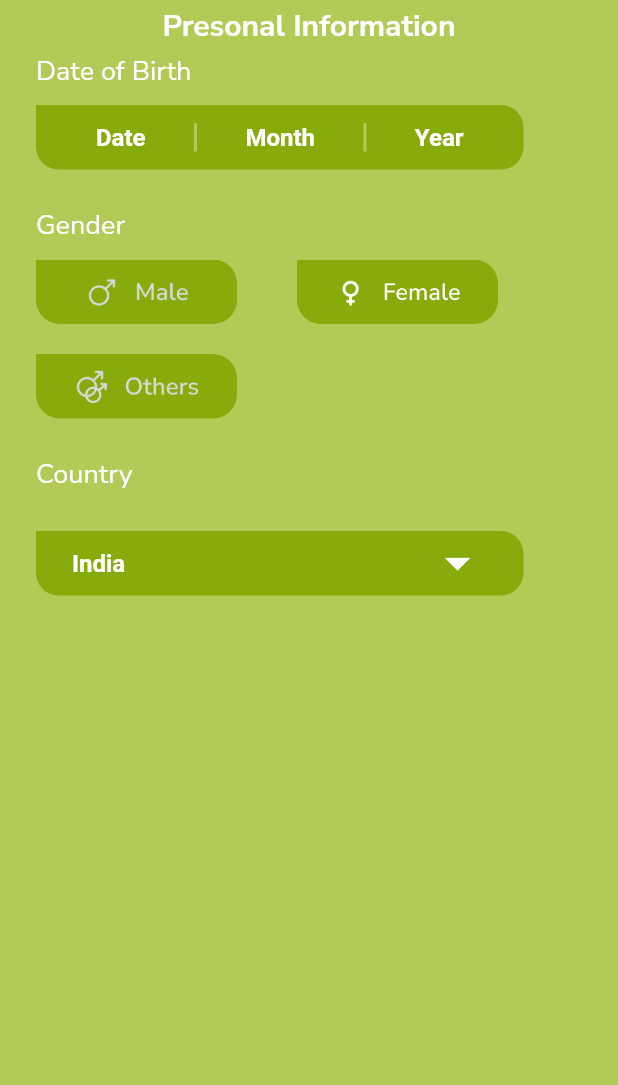
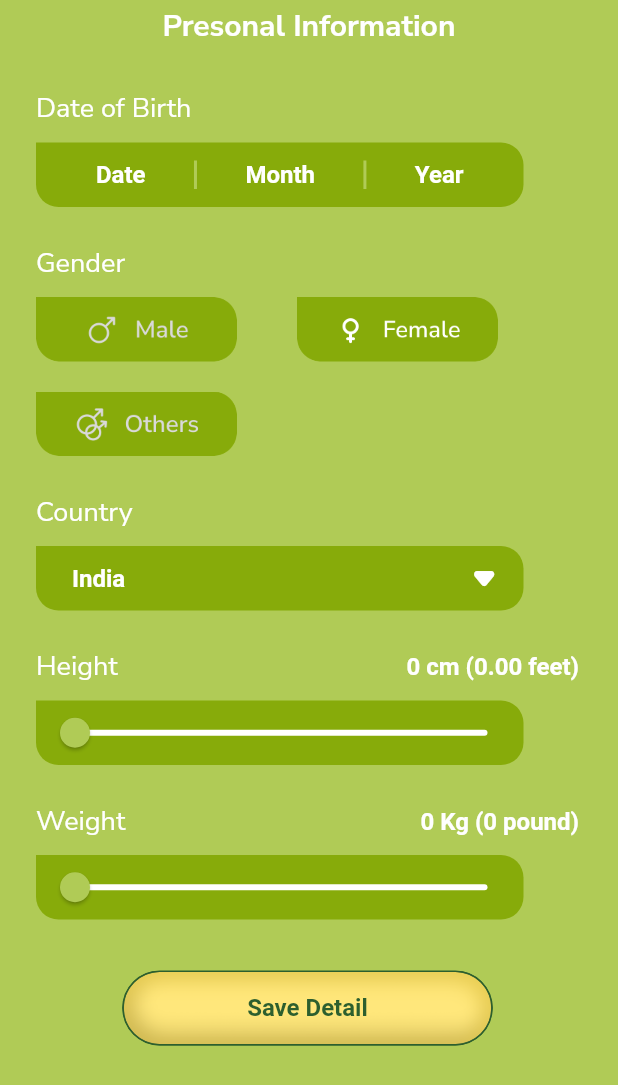
Before and after one commit to amanwebmobril/FindYourlove, a Flutter app: the PresonalInformation screen opened directly, on a phone screen of 412 x 824 dp. Shown: the top 1085 px of the screen. Run offline on Flutter 3.47's test engine with Material 2 defaults, Android fonts, the phone set to English and light mode, and no system bars; our stand-ins replace intl_phone_field, shared_preferences; accounts and stored records are empty; Roboto replaces fonts that are missing (Quicksand).

```diff
--- a/lib/features/auth/design/login.dart
+++ b/lib/features/auth/design/login.dart
@@ -47,7 +47,7 @@ class _LoginPageState extends State<LoginPage> {
     return Scaffold(
       body: SingleChildScrollView(
         child: Container(
-          height: 800,
+          height: MediaQuery.of(context).size.height * 1.04,
           width: MediaQuery.of(context).size.width,
           decoration: const BoxDecoration(
             image: DecorationImage(
--- a/lib/features/profileSetup/design/personalInfo.dart
+++ b/lib/features/profileSetup/design/personalInfo.dart
@@ -3,6 +3,9 @@ import 'package:findyourlove/components/apptext.dart';
 import 'package:findyourlove/components/apptext_bold.dart';
 import 'package:findyourlove/components/apptext_semibold.dart';
 import 'package:findyourlove/components/helpers/appcolor.dart';
+import 'package:findyourlove/components/helpers/button.dart';
+import 'package:findyourlove/components/icons.dart';
+import 'package:findyourlove/features/profileSetup/design/uploadPhoto.dart';
 import 'package:flutter/material.dart';
 
 class PresonalInformation extends StatefulWidget {
@@ -16,8 +19,17 @@ class _PresonalInformationState extends State<PresonalInformation> {
   bool maleSelected = true;
   bool femaleSelected = true;
   bool othersSelected = true;
+  double _currentSliderHeight = 0;
+  double _currentSliderWeight = 0;
+
+  double feet = 0;
   @override
   Widget build(BuildContext context) {
+    int kg = _currentSliderWeight.toInt();
+    double pound = _currentSliderWeight * 2.205;
+    int _pound = pound.toInt();
+    int cm = _currentSliderHeight.toInt();
+    double feet = _currentSliderHeight / 30.48;
     return Scaffold(
         backgroundColor: HexColor("#B0CB56"),
         appBar: PreferredSize(
@@ -28,7 +40,8 @@ class _PresonalInformationState extends State<PresonalInformation> {
               text: "Presonal Information",
               color: Colors.white,
             ))),
-        body: Container(
+        body: SafeArea(
+          child: Container(
             color: HexColor("#B0CB56"),
             height: double.maxFinite,
             width: double.maxFinite,
@@ -37,6 +50,9 @@ class _PresonalInformationState extends State<PresonalInformation> {
               child: Column(
                 crossAxisAlignment: CrossAxisAlignment.start,
                 children: [
+                  const SizedBox(
+                    height: 25,
+                  ),
                   AppText(
                     size: 18,
                     text: "Date of Birth",
@@ -114,8 +130,8 @@ class _PresonalInformationState extends State<PresonalInformation> {
                                           "assets/genderUnselected.png"),
                                       fit: BoxFit.fill)
                                   : const DecorationImage(
-                                    image:
-                                        AssetImage("assets/genderSelected.png"),
+                                      image: AssetImage(
+                                          "assets/genderSelected.png"),
                                       fit: BoxFit.fill),
                               borderRadius: const BorderRadius.only(
                                   bottomLeft: Radius.circular(15),
@@ -149,8 +165,8 @@ class _PresonalInformationState extends State<PresonalInformation> {
                                           "assets/genderUnselected.png"),
                                       fit: BoxFit.fill)
                                   : const DecorationImage(
-                                    image:
-                                        AssetImage("assets/genderSelected.png"),
+                                      image: AssetImage(
+                                          "assets/genderSelected.png"),
                                       fit: BoxFit.fill),
                               borderRadius: const BorderRadius.only(
                                   bottomLeft: Radius.circular(15),
@@ -186,7 +202,8 @@ class _PresonalInformationState extends State<PresonalInformation> {
                                       AssetImage("assets/genderUnselected.png"),
                                   fit: BoxFit.fill)
                               : const DecorationImage(
-                                image: AssetImage("assets/genderSelected.png"),
+                                  image:
+                                      AssetImage("assets/genderSelected.png"),
                                   fit: BoxFit.fill),
                           borderRadius: const BorderRadius.only(
                               bottomLeft: Radius.circular(15),
@@ -201,7 +218,7 @@ class _PresonalInformationState extends State<PresonalInformation> {
                   ),
                   const SizedBox(height: 25),
                   AppText(size: 18, text: "Country", color: Colors.white),
-                const SizedBox(height: 25),
+                  const SizedBox(height: 10),
                   GestureDetector(
                     onTap: () {},
                     child: Container(
@@ -222,15 +239,137 @@ class _PresonalInformationState extends State<PresonalInformation> {
                               AppTextSemiBold(
                                   size: 16, text: "India", color: Colors.white),
                               const Icon(
-                              Icons.arrow_drop_down,
+                                MyFlutterApp.dropdown,
                                 color: Colors.white,
-                              size: 40,
+                                size: 10,
                               )
                             ],
                           ),
                         )),
                   ),
+                  const SizedBox(height: 25),
+                  Row(
+                    children: [
+                      AppText(
+                        size: 18,
+                        text: "Height",
+                        color: Colors.white,
+                      ),
+                      Spacer(),
+                      AppTextSemiBold(
+                        size: 16,
+                        text: cm.toString(),
+                        color: Colors.white,
+                      ),
+                      AppTextSemiBold(
+                        size: 16,
+                        text: " cm ",
+                        color: Colors.white,
+                      ),
+                      AppTextSemiBold(
+                        size: 16,
+                        text: "(${feet.toStringAsFixed(2)}",
+                        color: Colors.white,
+                      ),
+                      AppTextSemiBold(
+                        size: 16,
+                        text: " feet)",
+                        color: Colors.white,
+                      )
                     ],
+                  ),
+                  const SizedBox(height: 10),
+                  Container(
+                    height: 43,
+                    width: 325,
+                    decoration: BoxDecoration(
+                        color: HexColor("#87AB0A"),
+                        borderRadius: const BorderRadius.only(
+                            topRight: Radius.circular(15),
+                            bottomLeft: Radius.circular(15),
+                            bottomRight: Radius.circular(15))),
+                    child: Slider(
+                      activeColor: HexColor("#B0CB56"),
+                      value: _currentSliderHeight,
+                      inactiveColor: Colors.white,
+                      max: 300,
+                      divisions: 300,
+                      // label: _currentSliderValue.round().toString(),
+                      onChanged: (double value) {
+                        setState(() {
+                          _currentSliderHeight = value;
+                        });
+                      },
+                    ),
+                  ),
+                  const SizedBox(height: 25),
+                  Row(
+                    children: [
+                      AppText(
+                        size: 18,
+                        text: "Weight",
+                        color: Colors.white,
+                      ),
+                      const Spacer(),
+                      AppTextSemiBold(
+                        size: 16,
+                        text: kg.toString(),
+                        color: Colors.white,
+                      ),
+                      AppTextSemiBold(
+                        size: 16,
+                        text: " Kg ",
+                        color: Colors.white,
+                      ),
+                      AppTextSemiBold(
+                        size: 16,
+                        text: "(${_pound.toString()}",
+                        color: Colors.white,
+                      ),
+                      AppTextSemiBold(
+                        size: 16,
+                        text: " pound)",
+                        color: Colors.white,
+                      )
+                    ],
+                  ),
+                  const SizedBox(height: 10),
+                  Container(
+                    height: 43,
+                    width: 325,
+                    decoration: BoxDecoration(
+                        color: HexColor("#87AB0A"),
+                        borderRadius: const BorderRadius.only(
+                            topRight: Radius.circular(15),
+                            bottomLeft: Radius.circular(15),
+                            bottomRight: Radius.circular(15))),
+                    child: Slider(
+                      activeColor: HexColor("#B0CB56"),
+                      value: _currentSliderWeight,
+                      inactiveColor: Colors.white,
+                      max: 200,
+                      divisions: 200,
+                      // label: _currentSliderValue.round().toString(),
+                      onChanged: (double value) {
+                        setState(() {
+                          _currentSliderWeight = value;
+                        });
+                      },
+                    ),
+                  ),
+                  const SizedBox(height: 34),
+                  Align(
+                    alignment: Alignment.center,
+                    child: AppButton(
+                        btnName: "Save Detail",
+                        onPressed: () => Navigator.push(
+                            context,
+                            MaterialPageRoute(
+                                builder: (context) => const UploadPicture())),
+                        width: 247),
+                  ),
+                ],
+              ),
             ),
           ),
         ));
```
Also changed, not shown: lib/features/profileSetup/design/uploadPhoto.dart (+57 -0 lines), lib/main.dart (renamed from lib/init/main.dart), 5 other files. Lines whose indentation alone changed are shown as unchanged.
